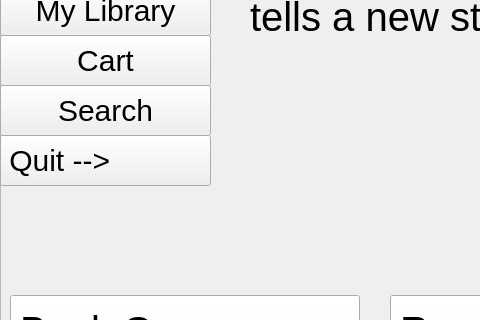
This is BookClubProject/appWindow/userwindow.ui in mohammadshirizadeh-sudo/book-club as Qt 5 draws it before an edit; both pictures show x 0 to 480 and y 115 to 435 of the 1500 by 800 pixel window. The edited form follows.
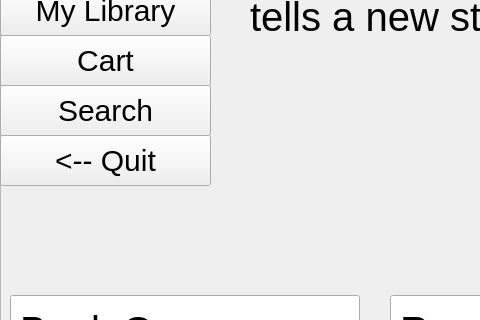
This is the edited form. Icons and pictures are not drawn.

What changed in the file:
```diff
--- a/BookClubProject/appWindow/userwindow.ui
+++ b/BookClubProject/appWindow/userwindow.ui
@@ -154,7 +154,7 @@
 }</string>
     </property>
     <property name="text">
-     <string>Quit --&gt;           </string>
+     <string>&lt;-- Quit</string>
     </property>
    </widget>
    <widget class="QPushButton" name="pushButton_7">
```
Left out of the diff: 20 changed lines with no effect on the pictures.
